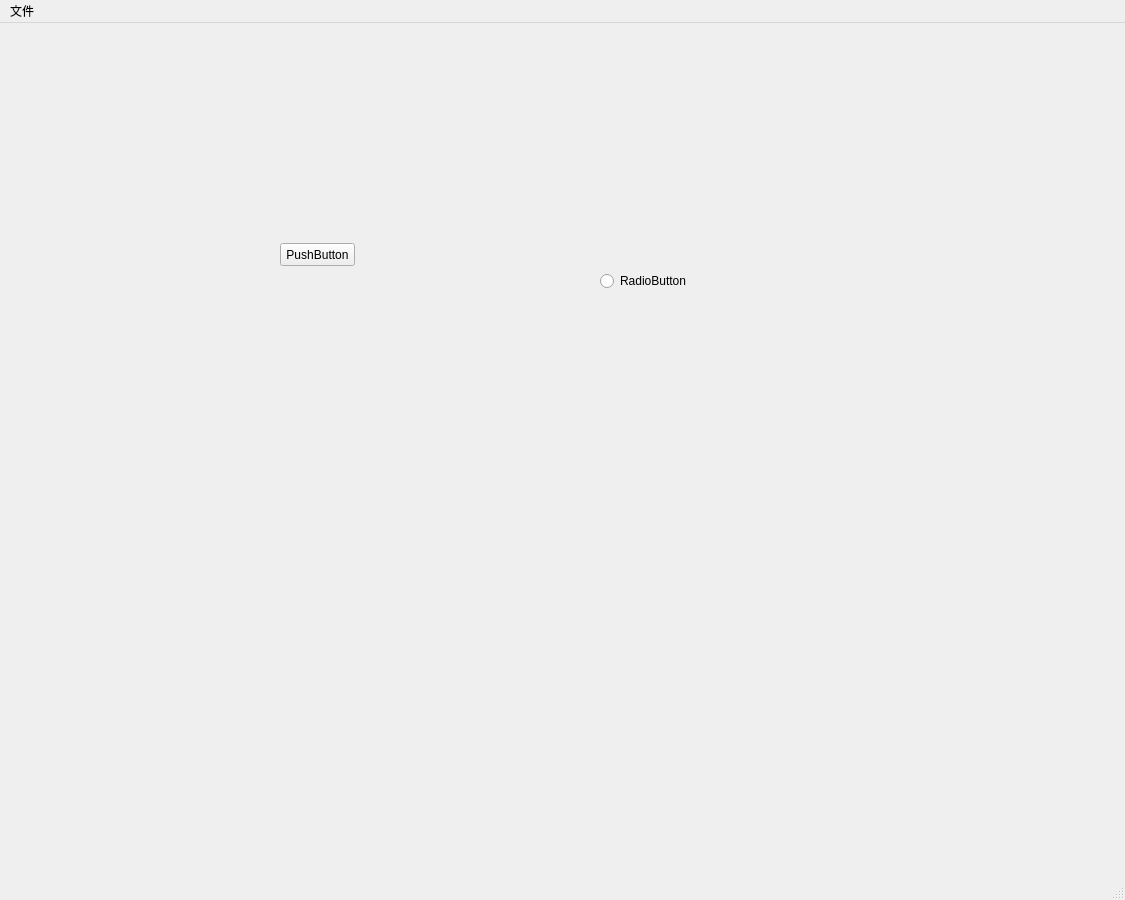
Above: MainInterFace.ui from czq172281008/Tools before the change. Below: the same form after it.
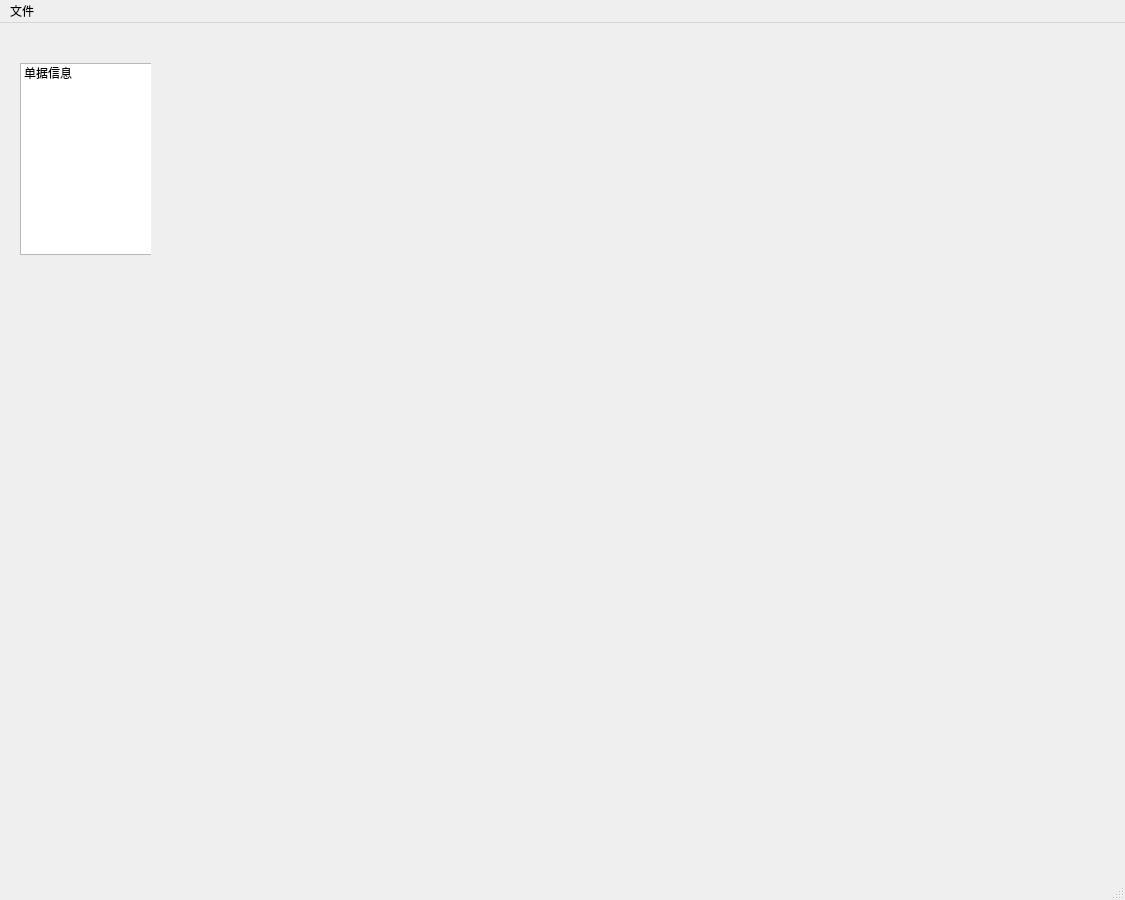
That is the form after the change.

Patch:
```diff
--- a/MainInterFace.ui
+++ b/MainInterFace.ui
@@ -17,38 +17,49 @@
    <widget class="QWidget" name="gridLayoutWidget">
     <property name="geometry">
      <rect>
-      <x>420</x>
-      <y>330</y>
-      <width>160</width>
-      <height>80</height>
+      <x>10</x>
+      <y>10</y>
+      <width>161</width>
+      <height>791</height>
      </rect>
     </property>
-    <layout class="QGridLayout" name="gridLayout"/>
+    <widget class="QStackedWidget" name="stackedWidget">
+     <property name="geometry">
+      <rect>
+       <x>10</x>
+       <y>10</y>
+       <width>131</width>
+       <height>751</height>
+      </rect>
+     </property>
+     <widget class="QWidget" name="page">
+      <widget class="QListWidget" name="listWidget">
+       <property name="geometry">
+        <rect>
+         <x>0</x>
+         <y>20</y>
+         <width>141</width>
+         <height>192</height>
+        </rect>
+       </property>
+       <item>
+        <property name="text">
+         <string>单据信息</string>
+        </property>
+       </item>
+      </widget>
+     </widget>
+     <widget class="QWidget" name="page_2"/>
+    </widget>
    </widget>
-   <widget class="QPushButton" name="pushButton">
+   <widget class="QWidget" name="widget_2" native="true">
     <property name="geometry">
      <rect>
-      <x>280</x>
-      <y>220</y>
-      <width>75</width>
-      <height>23</height>
+      <x>180</x>
+      <y>10</y>
+      <width>931</width>
+      <height>791</height>
      </rect>
-    </property>
-    <property name="text">
-     <string>PushButton</string>
-    </property>
-   </widget>
-   <widget class="QRadioButton" name="radioButton">
-    <property name="geometry">
-     <rect>
-      <x>600</x>
-      <y>250</y>
-      <width>89</width>
-      <height>16</height>
-     </rect>
-    </property>
-    <property name="text">
-     <string>RadioButton</string>
     </property>
    </widget>
   </widget>
```
Left out of the diff: 2 changed lines with no effect on the pictures.
